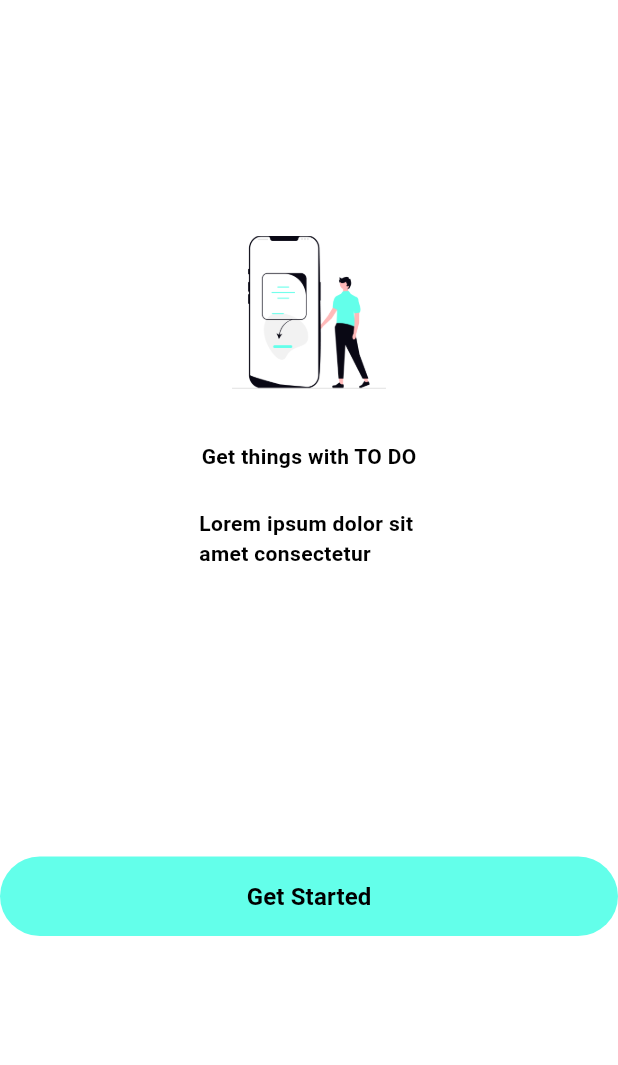
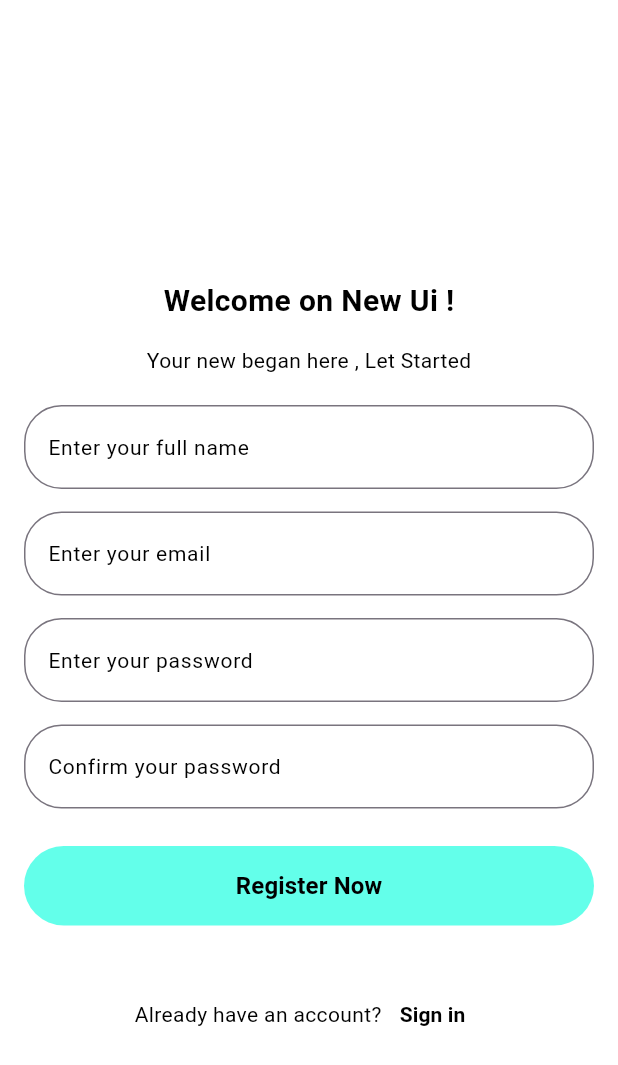
Before and after one commit to hodawahied10/to_do_list, a Flutter app: the screen it shows after launch, after a tap on "Get Started", on a phone screen of 412 x 824 dp. Shown: the top 1065 px of the screen. Run offline on Flutter 3.47's test engine with Material 3 defaults, Android fonts, the phone set to English and light mode, and no system bars.

Commit message:
+Main registerScreen (LoginScreen)

```diff
--- a/lib/main.dart
+++ b/lib/main.dart
@@ -1,4 +1,5 @@
 import 'package:flutter/material.dart';
+import 'package:to_do_list/register1.dart';
 import 'package:to_do_list/splashScreen.dart';
 
 void main() {
@@ -14,7 +15,8 @@ class MyApp extends StatelessWidget {
     return MaterialApp(
       title: 'Flutter Demo',debugShowCheckedModeBanner: false,
       routes: {
-        splashScreen.routName:(_)=>splashScreen()
+        splashScreen.routName:(_)=>splashScreen(),
+       registerScreen.routName:(_)=>registerScreen(),
       },
       initialRoute: splashScreen.routName,
 
--- /dev/null
+++ b/lib/register1.dart
@@ -0,0 +1,157 @@
+
+import 'package:flutter/material.dart';
+
+class registerScreen extends StatelessWidget{
+  static const String routName = 'registerScreen';
+  @override
+  Widget build(BuildContext context) {
+  return Scaffold(
+   backgroundColor: Colors.white,
+    body: SafeArea(
+
+      child: SingleChildScrollView(
+
+        child: Padding(
+          padding: const EdgeInsets.all(16),
+          child: Column(
+            children: [
+              SizedBox(height: 170),
+              Text('Welcome on New Ui !',
+                style: TextStyle(
+                  fontWeight: FontWeight.bold,
+                  fontSize: 20,
+                  color: Colors.black
+                ),
+              ),
+              SizedBox(height:15),
+              Text('Your new began here , Let Started',
+                style: TextStyle(
+
+                    fontSize: 14,
+                    color: Colors.black
+                ),
+              ),
+              SizedBox(height:20),
+              TextField(
+                decoration: InputDecoration(
+                  hintText: 'Enter your full name',
+                  hintStyle: TextStyle(
+                    color: Colors.black,
+                    fontSize: 14
+                  ),
+                  border: OutlineInputBorder(
+                    borderRadius: BorderRadius.circular(25)
+                  )
+                ),
+
+              ),
+              SizedBox(height:15),
+              TextFormField(
+                keyboardType: TextInputType.emailAddress,
+                decoration: InputDecoration(
+
+                    hintText: 'Enter your email',
+                    hintStyle: TextStyle(
+                        color: Colors.black,
+                        fontSize: 14
+                    ),
+                    border: OutlineInputBorder(
+                        borderRadius: BorderRadius.circular(25)
+                    ),
+                ),
+
+              ),
+              SizedBox(height:15),
+              TextField(
+                obscureText: true,
+                decoration: InputDecoration(
+                    hintText: 'Enter your password',
+                    hintStyle: TextStyle(
+                        color: Colors.black,
+                        fontSize: 14
+                    ),
+                    border: OutlineInputBorder(
+                        borderRadius: BorderRadius.circular(25)
+                    )
+                ),
+
+              ),
+              SizedBox(height:15),
+              TextField(
+                obscureText: true,
+                decoration: InputDecoration(
+                    hintText: 'Confirm your password',
+                    hintStyle: TextStyle(
+                        color: Colors.black,
+                        fontSize: 14
+                    ),
+                    border: OutlineInputBorder(
+                        borderRadius: BorderRadius.circular(25)
+                    )
+                ),
+
+              ),
+              SizedBox(height:25),
+              Padding(
+                padding: const EdgeInsets.only(bottom:35),
+                child: ElevatedButton(
+                  onPressed: () {
+                    Navigator.pushNamed(context,registerScreen.routName);
+                  },
+                  style: ElevatedButton.styleFrom(
+                    padding: EdgeInsets.zero,
+                    backgroundColor: Colors.transparent,
+                    shadowColor: Colors.transparent,
+                  ),
+                  child: Container(
+                    decoration: BoxDecoration(
+                      color: Color(0xFF63FFEA),
+                      borderRadius: BorderRadius.circular(65),
+                    ),
+                    padding: EdgeInsets.symmetric(vertical: 15, horizontal: 40),
+                    child: Center(
+                      child: Text(
+                        'Register Now',
+                        style: TextStyle(
+                          color: Colors.black,
+                          fontSize: 16,
+                          fontWeight: FontWeight.bold,
+                        ),
+                      ),
+                    ),
+                  ),
+                ),
+              ),
+              Row(
+                mainAxisAlignment: MainAxisAlignment.center,
+                children: [
+                  Text('Already have an account?',
+                    style: TextStyle(
+                        color: Colors.black,
+                        fontSize: 14
+                    ),
+                  ),
+                  TextButton(onPressed: (){},
+                      child:Text('Sign in',
+                        style: TextStyle(
+                            color: Colors.black,
+                            fontSize: 14,
+                            fontWeight: FontWeight.bold
+                        ),
+                      ))
+                ],
+              )
+
+
+
+
+            ]
+          ),
+        ),
+
+      ),
+    ),
+  );
+  }
+
+}
--- a/lib/splashScreen.dart
+++ b/lib/splashScreen.dart
@@ -1,4 +1,5 @@
 import 'package:flutter/material.dart';
+import 'package:to_do_list/register1.dart';
 
 class splashScreen extends StatelessWidget {
   static const String routName = 'splashScreen';
@@ -50,7 +51,9 @@ class splashScreen extends StatelessWidget {
             Padding(
               padding: const EdgeInsets.only(bottom:200),
               child: ElevatedButton(
-                onPressed: () {},
+                onPressed: () {
+                  Navigator.pushNamed(context,registerScreen.routName);
+                },
                 style: ElevatedButton.styleFrom(
                   padding: EdgeInsets.zero,
                   backgroundColor: Colors.transparent,
```
